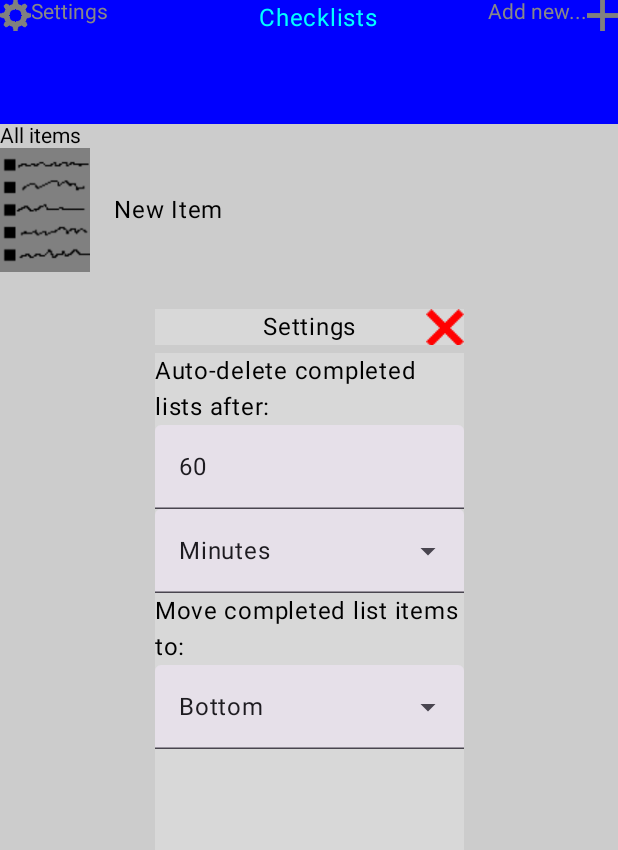
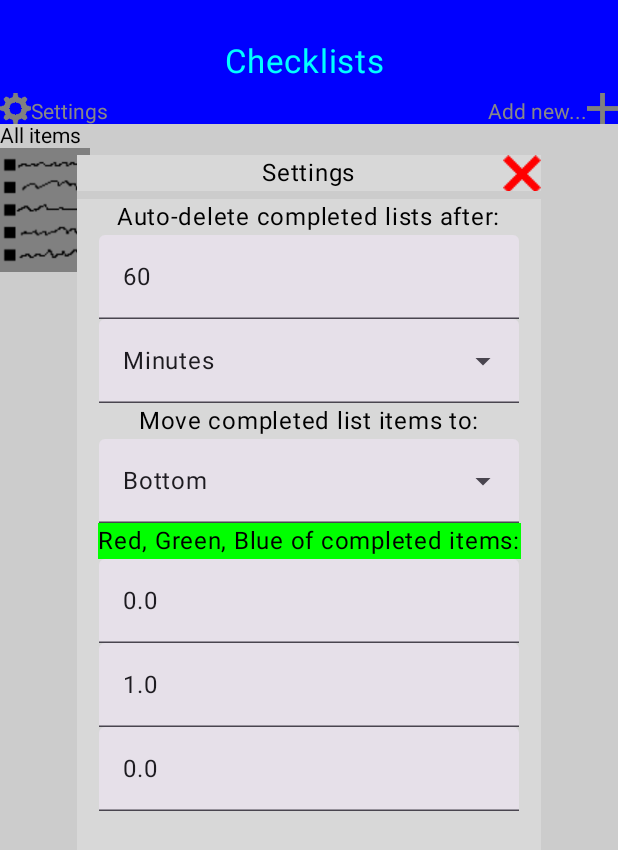
Before and after one commit to LocalLibrarian/Checklists, an Android app built with Jetpack Compose: the screen it shows after launch (MainActivity), after a tap on "Close Settings Icon", on a phone screen of 412 x 824 dp. Shown: the top 850 px of the screen. Run offline under Robolectric (Android 15) with nearby library versions, the phone set to English and light mode, and no system bars; 3 other taps on this screen came first.

Commit message:
Features added - ListItems and GenericItems coloring can now be customized via settings (is saved)

```diff
--- a/app/src/main/java/com/example/checklists/MainActivity.kt
+++ b/app/src/main/java/com/example/checklists/MainActivity.kt
@@ -49,12 +49,16 @@ import androidx.compose.ui.text.input.KeyboardType
 import androidx.compose.ui.text.withStyle
 import androidx.compose.ui.tooling.preview.Preview
 import androidx.compose.ui.unit.dp
+import androidx.compose.ui.unit.sp
+import androidx.core.graphics.toColorInt
 import java.io.BufferedReader
 import java.io.BufferedWriter
 import java.io.File
 import java.io.FileReader
 import java.io.FileWriter
 import java.io.IOException
+import java.lang.IllegalArgumentException
+import java.lang.IllegalStateException
 
 /*ListItem is how items in lists are stored in memory*/
 data class ListItem(
@@ -76,7 +80,7 @@ data class GenericItem(
 /*Value defining what percentage of the screen height the banner and task item entries should take up*/
 const val BannerPercent = 0.1
 /*Value defining what percentage of the screen width/height the settings should take up*/
-const val SettingsPercent = 0.5
+const val SettingsPercent = 0.75
 /*Values defining end of item separator and end of item file*/
 const val EndItem = "ENDITEMSEP"
 const val EndItems = "ENDOFITEMS"
@@ -116,13 +120,16 @@ fun MainScreen() {
     var autoDelListSelect = "Minutes"
     var moveCompleteItemsSelect = "Bottom"
     val context = LocalContext.current
+    val titleFontSize = 22.sp
+    var completedColor = Color.Green
     val settingsSaved= loadSettings(context)
     if (settingsSaved.isNotEmpty()) {
         autoDelListTime = settingsSaved[0]
         autoDelListSelect = settingsSaved[1]
         moveCompleteItemsSelect = settingsSaved[2]
+        completedColor = Color(red = settingsSaved[3].toFloat(), green = settingsSaved[4].toFloat(), blue = settingsSaved[5].toFloat())
     }
-    Log.i("SETTINGS","Settings now: $autoDelListTime, $autoDelListSelect, $moveCompleteItemsSelect")
+    Log.i("SETTINGS","Settings now: $autoDelListTime, $autoDelListSelect, $moveCompleteItemsSelect, $completedColor")
     Column(
         Modifier
             .background(Color.LightGray)
@@ -130,7 +137,8 @@ fun MainScreen() {
         Row(
             Modifier
                 .background(Color.Blue)
-                .size(width = screenWidth.dp, height = bannerHeight.dp)
+                .size(width = screenWidth.dp, height = bannerHeight.dp),
+            verticalAlignment = Alignment.Bottom
         ) {
             Image(
                 painter = painterResource(R.drawable.settingsicon),
@@ -150,11 +158,15 @@ fun MainScreen() {
                     ) { append("Settings") }
                 }
             )
-            Text(
-                text = "Checklists",
-                modifier = Modifier.weight(1f),
-                color = Color.Cyan
-            )
+            Row(verticalAlignment = Alignment.CenterVertically, horizontalArrangement = Arrangement.Center, modifier = Modifier
+                .fillMaxHeight()
+                .weight(4f)) {
+                Text(
+                    text = "Checklists",
+                    color = Color.Cyan,
+                    fontSize = titleFontSize
+                )
+            }
             ClickableText(
                 onClick = { createOpen = true },
                 text = buildAnnotatedString {
@@ -210,7 +222,7 @@ fun MainScreen() {
                         },
                         color,
                         index,
-                        inList
+                        inList, completedColor
                     )
                     index++
                     color = if (color == Color.LightGray) Color.Gray else Color.LightGray
@@ -224,7 +236,7 @@ fun MainScreen() {
                         screenWidth,
                         bannerHeight,
                         onItemSelect = { itemSelected -> selectedItemIndex = itemSelected },
-                        color, index, inList
+                        color, index, inList, completedColor
                     )
                     index++
                     color = if (color == Color.LightGray) Color.Gray else Color.LightGray
@@ -242,7 +254,7 @@ fun MainScreen() {
     if (settingsOpen) {
         settingsScreen(settingsWidth, settingsHeight, context, onClose = {settingsOpen = false}, onDelTimeChange = {newTime -> autoDelListTime = newTime},
             onDelListSelectChange = {newDelListSelect -> autoDelListSelect = newDelListSelect}, onMoveCompleteItemsSelectChange = {newMoveCompSelect -> moveCompleteItemsSelect = newMoveCompSelect},
-            autoDelListTime, autoDelListSelect, moveCompleteItemsSelect)
+            autoDelListTime, autoDelListSelect, moveCompleteItemsSelect, completedColor)
     }
     if (createOpen) {
         createScreen(settingsWidth, settingsHeight, context, items, onClose = {createOpen = false}, path, activeItems, inList, selectedItemIndex)
@@ -353,7 +365,7 @@ fun createScreen(settingsWidth: Double, settingsHeight: Double, context: Context
 @Composable
 fun settingsScreen(settingsWidth: Double, settingsHeight: Double, context: Context, onClose: () -> Unit, onDelTimeChange: (String) -> Unit,
                    onDelListSelectChange: (String) -> Unit, onMoveCompleteItemsSelectChange: (String) -> Unit, defDelTime: String, defDelListSelect: String,
-                   defMoveCompleteItemsSelect: String){
+                   defMoveCompleteItemsSelect: String, defCompletedColor: Color){
     var autoDelListTime by rememberSaveable { mutableStateOf(defDelTime) }
     val delUnits = arrayOf("Minutes", "Hours", "Days")
     var autoDelListExpanded by remember { mutableStateOf(false) }
@@ -361,6 +373,7 @@ fun settingsScreen(settingsWidth: Double, settingsHeight: Double, context: Conte
     val moveCompleteItems = arrayOf("Bottom", "Top", "Don't Move", "Delete Them")
     var moveCompleteItemsExpanded by remember { mutableStateOf(false) }
     var moveCompleteItemsSelect by remember { mutableStateOf(defMoveCompleteItemsSelect) }
+    var completedColor by remember{ mutableStateOf(defCompletedColor) }
     Row(verticalAlignment = Alignment.CenterVertically, horizontalArrangement = Arrangement.Center, modifier = Modifier.fillMaxSize()) {
         Box(
             modifier = Modifier
@@ -390,7 +403,7 @@ fun settingsScreen(settingsWidth: Double, settingsHeight: Double, context: Conte
                     onValueChange = {
                         autoDelListTime = it
                         onDelTimeChange(autoDelListTime)
-                        saveSettings(context, autoDelListTime, autoDelListSelect, moveCompleteItemsSelect)
+                        saveSettings(context, autoDelListTime, autoDelListSelect, moveCompleteItemsSelect, completedColor)
                     }
                 )
                 ExposedDropdownMenuBox(
@@ -418,7 +431,7 @@ fun settingsScreen(settingsWidth: Double, settingsHeight: Double, context: Conte
                                     autoDelListSelect = item
                                     onDelListSelectChange(autoDelListSelect)
                                     autoDelListExpanded = false
-                                    saveSettings(context, autoDelListTime, autoDelListSelect, moveCompleteItemsSelect)
+                                    saveSettings(context, autoDelListTime, autoDelListSelect, moveCompleteItemsSelect, completedColor)
                                 }
                             )
                         }
@@ -450,12 +463,47 @@ fun settingsScreen(settingsWidth: Double, settingsHeight: Double, context: Conte
                                     moveCompleteItemsSelect = item
                                     onMoveCompleteItemsSelectChange(moveCompleteItemsSelect)
                                     moveCompleteItemsExpanded = false
-                                    saveSettings(context, autoDelListTime, autoDelListSelect, moveCompleteItemsSelect)
+                                    saveSettings(context, autoDelListTime, autoDelListSelect, moveCompleteItemsSelect, completedColor)
                                 }
                             )
                         }
                     }
                 }
+                Row(Modifier.background(completedColor)) {
+                    Text(text = "Red, Green, Blue of completed items:")
+                }
+                TextField(
+                    value = completedColor.red.toString(),
+                    keyboardOptions = KeyboardOptions(keyboardType = KeyboardType.Number),
+                    singleLine = true,
+                    onValueChange = {
+                        try {
+                            completedColor = Color(red = it.toFloat(), green = completedColor.green, blue = completedColor.blue)
+                            saveSettings(context, autoDelListTime, autoDelListSelect, moveCompleteItemsSelect, completedColor)
+                        }
+                        catch (e: IllegalArgumentException) {
+                            Toast.makeText(context, "RGB values must be between 0.0 and 1.0", Toast.LENGTH_SHORT).show()
+                        }
+                    }
+                )
+                TextField(
+                    value = completedColor.green.toString(),
+                    keyboardOptions = KeyboardOptions(keyboardType = KeyboardType.Number),
+                    singleLine = true,
+                    onValueChange = {
+                        completedColor = Color(green = it.toFloat(), red = completedColor.red, blue = completedColor.blue)
+                        saveSettings(context, autoDelListTime, autoDelListSelect, moveCompleteItemsSelect, completedColor)
+                    }
+                )
+                TextField(
+                    value = completedColor.blue.toString(),
+                    keyboardOptions = KeyboardOptions(keyboardType = KeyboardType.Number),
+                    singleLine = true,
+                    onValueChange = {
+                        completedColor = Color(blue = it.toFloat(), green = completedColor.green, red = completedColor.red)
+                        saveSettings(context, autoDelListTime, autoDelListSelect, moveCompleteItemsSelect, completedColor)
+                    }
+                )
             }
         }
     }
@@ -501,11 +549,11 @@ fun drawItems(
     onItemSelect: (Int) -> Unit,
     color: Color,
     index: Int,
-    inList: Boolean
+    inList: Boolean, completedColor: Color
 ) {
     var realColor = color
-    if(inList && item.items[index].completed >= item.items[index].max) realColor = Color.Green
-    if(!inList && isCompletedList(item)) realColor = Color.Green
+    if(inList && item.items[index].completed >= item.items[index].max) realColor = completedColor
+    if(!inList && isCompletedList(item)) realColor = completedColor
     Row(
         verticalAlignment = Alignment.CenterVertically,
         horizontalArrangement = Arrangement.Start,
@@ -649,7 +697,7 @@ private fun loadItems(context: Context, items: MutableList<GenericItem>, path: S
     }
 }
 
-private fun saveSettings(context: Context, autoDelListTime: String, autoDelListSelect: String, moveCompleteItemsSelect: String) {
+private fun saveSettings(context: Context, autoDelListTime: String, autoDelListSelect: String, moveCompleteItemsSelect: String, completedColor: Color) {
     try {
         val fileName = "settings.txt"
         val file = File(context.filesDir, fileName)
@@ -659,6 +707,12 @@ private fun saveSettings(context: Context, autoDelListTime: String, autoDelListS
         writer.write(autoDelListSelect)
         writer.newLine()
         writer.write(moveCompleteItemsSelect)
+        writer.newLine()
+        writer.write(completedColor.red.toString())
+        writer.newLine()
+        writer.write(completedColor.green.toString())
+        writer.newLine()
+        writer.write(completedColor.blue.toString())
         writer.close()
     } catch (e: IOException) {
         e.printStackTrace()
```
